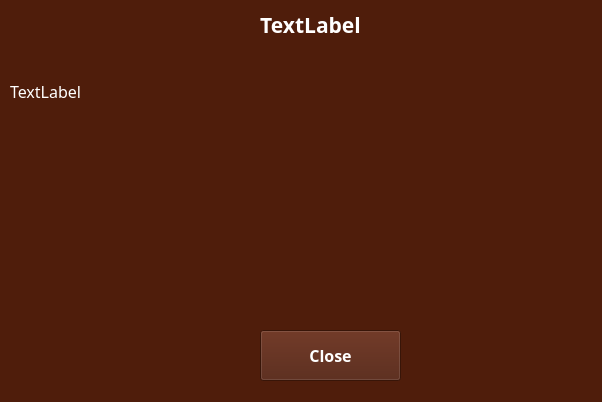
First picture: the form in gui/ui/Help_window.ui, repository ZeshanAJavaid/Thermodynamic-Cycle-Simulator, before the edit.
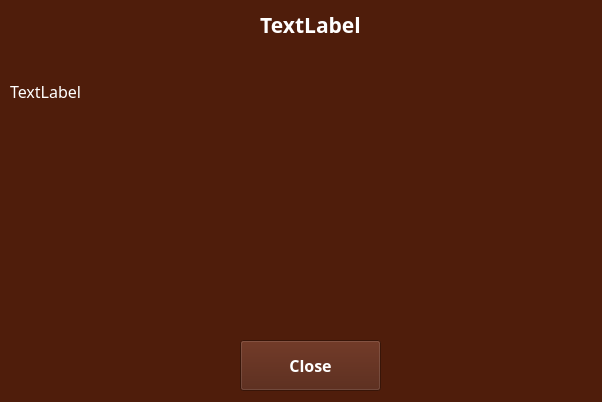
Second picture: the form after the edit.

Patch:
```diff
--- a/gui/ui/Help_window.ui
+++ b/gui/ui/Help_window.ui
@@ -66,8 +66,8 @@
    <widget class="QPushButton" name="Close_Button">
     <property name="geometry">
      <rect>
-      <x>260</x>
-      <y>330</y>
+      <x>240</x>
+      <y>340</y>
       <width>141</width>
       <height>51</height>
      </rect>
@@ -89,7 +89,7 @@
       <x>10</x>
       <y>80</y>
       <width>601</width>
-      <height>181</height>
+      <height>241</height>
      </rect>
     </property>
     <property name="font">
```
